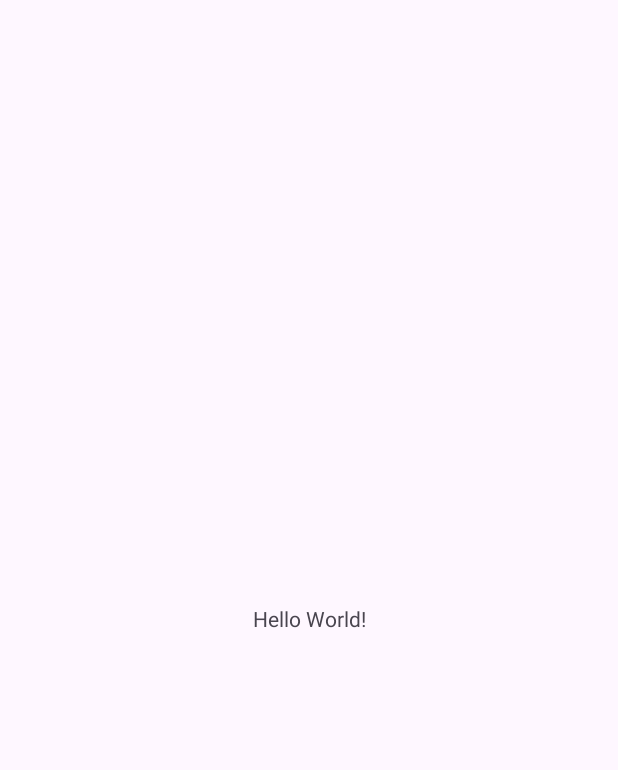
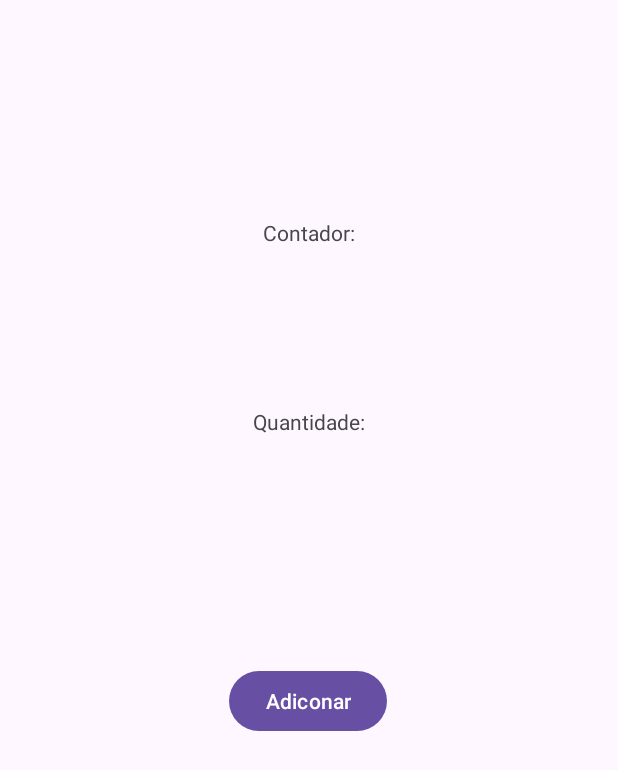
Before and after one commit to Laaioner/cliques, an Android app: the screen it shows after launch (MainActivity), on a phone screen of 412 x 824 dp. Before the commit the part shown is almost empty. Shown: the top 770 px of the screen. Run offline under Robolectric (Android 15) with nearby library versions, the phone set to English and light mode, and no system bars.

Commit message:
Projeto finalizado

```diff
--- a/app/src/main/java/com/example/contacliques/MainActivity.java
+++ b/app/src/main/java/com/example/contacliques/MainActivity.java
@@ -1,24 +1,32 @@
 package com.example.contacliques;
 
 import android.os.Bundle;
+import android.view.View;
+import android.widget.Button;
+import android.widget.TextView;
 
-import androidx.activity.EdgeToEdge;
 import androidx.appcompat.app.AppCompatActivity;
-import androidx.core.graphics.Insets;
-import androidx.core.view.ViewCompat;
-import androidx.core.view.WindowInsetsCompat;
 
 public class MainActivity extends AppCompatActivity {
+
+    int num = 0;
+    TextView txtCont;
+    Button btnAdicionar;
 
     @Override
     protected void onCreate(Bundle savedInstanceState) {
         super.onCreate(savedInstanceState);
-        EdgeToEdge.enable(this);
         setContentView(R.layout.activity_main);
-        ViewCompat.setOnApplyWindowInsetsListener(findViewById(R.id.main), (v, insets) -> {
-            Insets systemBars = insets.getInsets(WindowInsetsCompat.Type.systemBars());
-            v.setPadding(systemBars.left, systemBars.top, systemBars.right, systemBars.bottom);
-            return insets;
+
+        txtCont = findViewById(R.id.txtCont);
+        btnAdicionar = findViewById(R.id.btnAdicionar);
+
+        btnAdicionar.setOnClickListener(new View.OnClickListener() {
+            @Override
+            public void onClick(View v) {
+                num++;  // Incrementa o contador
+                txtCont.setText("Quantidade: " + num);
+            }
         });
     }
 }
--- a/app/src/main/res/layout/activity_main.xml
+++ b/app/src/main/res/layout/activity_main.xml
@@ -8,12 +8,37 @@
     tools:context=".MainActivity">
 
     <TextView
+        android:id="@+id/txtCont"
         android:layout_width="wrap_content"
         android:layout_height="wrap_content"
-        android:text="Hello World!"
+        android:text="Quantidade:"
         app:layout_constraintBottom_toBottomOf="parent"
         app:layout_constraintEnd_toEndOf="parent"
         app:layout_constraintStart_toStartOf="parent"
-        app:layout_constraintTop_toTopOf="parent" />
+        app:layout_constraintTop_toTopOf="parent"
+        app:layout_constraintVertical_bias="0.337" />
+
+    <TextView
+        android:id="@+id/textView"
+        android:layout_width="wrap_content"
+        android:layout_height="wrap_content"
+        android:text="Contador:"
+        app:layout_constraintBottom_toBottomOf="parent"
+        app:layout_constraintEnd_toEndOf="parent"
+        app:layout_constraintStart_toStartOf="parent"
+        app:layout_constraintTop_toTopOf="parent"
+        app:layout_constraintVertical_bias="0.181" />
+
+    <Button
+        android:id="@+id/btnAdicionar"
+        android:layout_width="wrap_content"
+        android:layout_height="wrap_content"
+        android:text="Adiconar"
+        app:layout_constraintBottom_toBottomOf="parent"
+        app:layout_constraintEnd_toEndOf="parent"
+        app:layout_constraintHorizontal_bias="0.498"
+        app:layout_constraintStart_toStartOf="parent"
+        app:layout_constraintTop_toTopOf="parent"
+        app:layout_constraintVertical_bias="0.571" />
 
 </androidx.constraintlayout.widget.ConstraintLayout>
```
